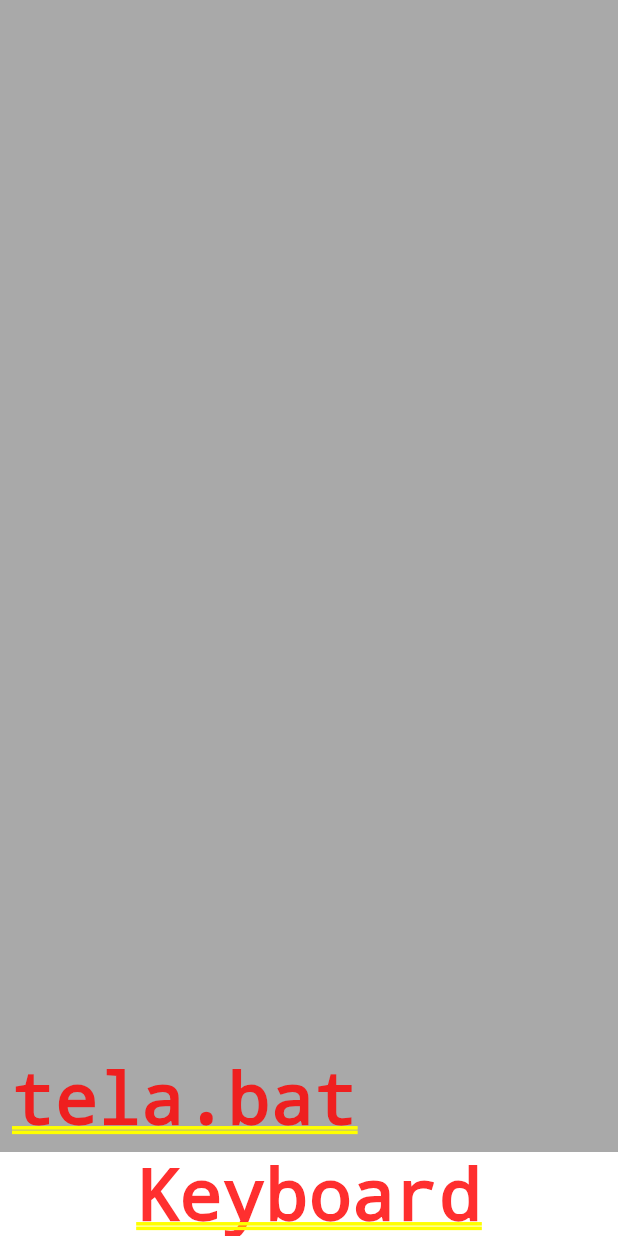
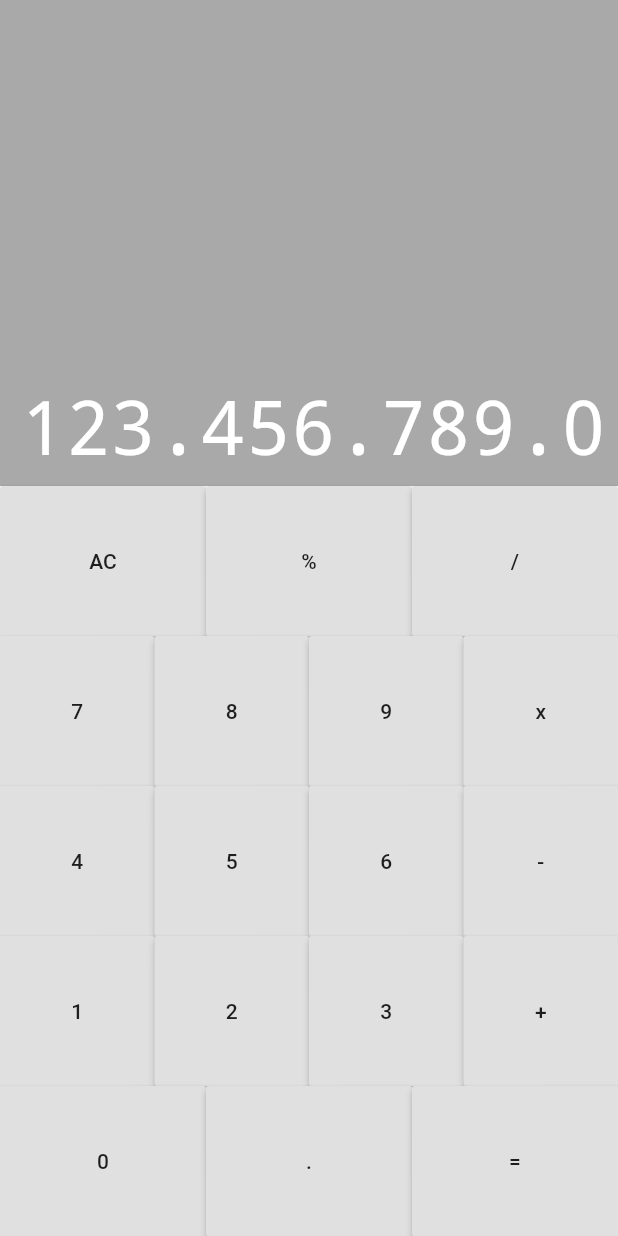
Before and after one commit to sa34uza/calculadora, a Flutter app: the screen it shows after launch, on a phone screen of 412 x 824 dp. Run offline on Flutter 3.47's test engine with Material 2 defaults, Android fonts, the phone set to English and light mode, and no system bars; drawn by our look-alikes of auto_size_text.

Commit message:
layout calculadora

```diff
--- /dev/null
+++ b/lib/components/buttom.dart
@@ -0,0 +1,21 @@
+import 'package:flutter/material.dart';
+
+// ignore: must_be_immutable
+class Buttom extends StatelessWidget {
+  String text;
+
+  Buttom({
+    @required this.text,
+  });
+
+  @override
+  Widget build(BuildContext context) {
+    return Expanded(
+      flex: 1,
+      child: RaisedButton(
+        child: Text(text),
+        onPressed: () {},
+      ),
+    );
+  }
+}
--- /dev/null
+++ b/lib/components/buttom.row.dart
@@ -0,0 +1,19 @@
+import 'package:flutter/material.dart';
+import 'buttom.dart';
+
+class ButtomRow extends StatelessWidget {
+  final List<Buttom> buttons;
+
+  ButtomRow(this.buttons);
+
+  @override
+  Widget build(BuildContext context) {
+    return Expanded(
+      flex: 1,
+      child: Row(
+        crossAxisAlignment: CrossAxisAlignment.stretch,
+        children: buttons,
+      ),
+    );
+  }
+}
--- a/lib/components/display.dart
+++ b/lib/components/display.dart
@@ -1,4 +1,5 @@
 import 'package:flutter/material.dart';
+import 'package:auto_size_text/auto_size_text.dart';
 
 class Display extends StatelessWidget {
   final String text;
@@ -8,15 +9,26 @@ class Display extends StatelessWidget {
   Widget build(BuildContext context) {
     return Expanded(
       flex: 1,
-          child: Container(
-            color: Color.fromRGBO(169, 169, 169, 1),
+      child: Container(
+        color: Color.fromRGBO(169, 169, 169, 1),
         child: Column(
           mainAxisAlignment: MainAxisAlignment.end,
           crossAxisAlignment: CrossAxisAlignment.stretch,
           children: [
             Padding(
               padding: const EdgeInsets.all(8.0),
-              child: Text(text),
+              child: AutoSizeText(
+                text,
+                minFontSize: 20,
+                maxFontSize: 80,
+                maxLines: 1,
+                textAlign: TextAlign.end,
+                style: TextStyle(
+                    fontWeight: FontWeight.w100,
+                    decoration: TextDecoration.none,
+                    fontSize: 80,
+                    color: Colors.white),
+              ),
             ),
           ],
         ),
--- /dev/null
+++ b/lib/components/keyboard.dart
@@ -0,0 +1,80 @@
+import 'package:flutter/material.dart';
+import 'buttom.dart';
+import 'buttom.row.dart';
+
+class KeyBoard extends StatelessWidget {
+  @override
+  Widget build(BuildContext context) {
+    return Container(
+      height: 500,
+      child: Column(
+        children: [
+          ButtomRow([
+            Buttom(
+              text: 'AC',
+            ),
+            Buttom(
+              text: '%',
+            ),
+            Buttom(
+              text: '/',
+            ),
+          ]),
+          ButtomRow([
+            Buttom(
+              text: '7',
+            ),
+            Buttom(
+              text: '8',
+            ),
+            Buttom(
+              text: '9',
+            ),
+            Buttom(
+              text: 'x',
+            ),
+          ]),
+          ButtomRow([
+            Buttom(
+              text: '4',
+            ),
+            Buttom(
+              text: '5',
+            ),
+            Buttom(
+              text: '6',
+            ),
+            Buttom(
+              text: '-',
+            ),
+          ]),
+          ButtomRow([
+            Buttom(
+              text: '1',
+            ),
+            Buttom(
+              text: '2',
+            ),
+            Buttom(
+              text: '3',
+            ),
+            Buttom(
+              text: '+',
+            ),
+          ]),
+          ButtomRow([
+            Buttom(
+              text: '0',
+            ),
+            Buttom(
+              text: '.',
+            ),
+            Buttom(
+              text: '=',
+            ),
+          ]),
+        ],
+      ),
+    );
+  }
+}
--- /dev/null
+++ b/lib/models/memory.dart
@@ -0,0 +1,3 @@
+class Memory {
+
+}
--- a/lib/screens/calculadora.dart
+++ b/lib/screens/calculadora.dart
@@ -1,6 +1,6 @@
 import 'package:flutter/material.dart';
 import '../components/display.dart';
-
+import '../components/keyboard.dart';
 
 class Calculadora extends StatelessWidget {
   @override
@@ -9,8 +9,8 @@ class Calculadora extends StatelessWidget {
       debugShowCheckedModeBanner: false,
       home: Column(
         children: [
-          Display("tela.bat"),
-          Text('Keyboard'),
+          Display("123.456.789.0"),
+          KeyBoard(),
         ],
       ),
     );
```
Also changed, not shown: lib/main.dart (line endings or trailing spaces), pubspec.yaml (line endings or trailing spaces).
